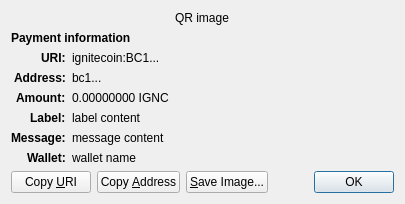
The window that src/qt/forms/receiverequestdialog.ui (vtsxking/ignitecoin) describes before a commit, drawn with Qt 5.
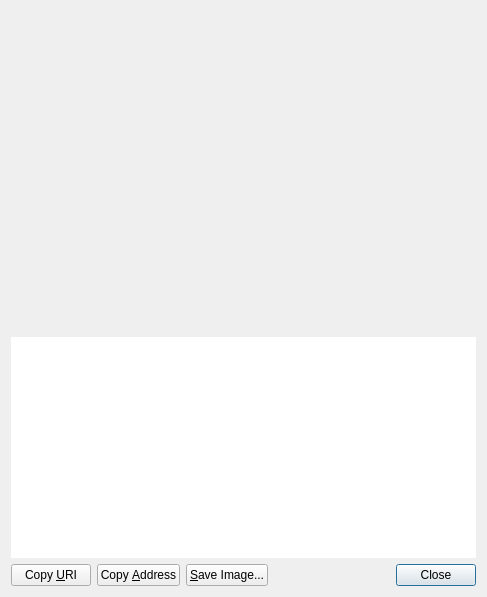
The same window after the commit. Custom widgets are drawn as their Qt base class.

The edit to the form file:
```diff
--- a/src/qt/forms/receiverequestdialog.ui
+++ b/src/qt/forms/receiverequestdialog.ui
@@ -6,70 +6,34 @@
    <rect>
     <x>0</x>
     <y>0</y>
-    <width>413</width>
-    <height>229</height>
+    <width>487</width>
+    <height>597</height>
    </rect>
   </property>
-  <property name="windowTitle">
-   <string>Request payment to ...</string>
-  </property>
-  <layout class="QGridLayout" name="gridLayout" columnstretch="0,1">
-   <property name="sizeConstraint">
-    <enum>QLayout::SetFixedSize</enum>
-   </property>
-   <item row="0" column="0" colspan="2" alignment="Qt::AlignHCenter">
-    <widget class="QRImageWidget" name="qr_code">
-     <property name="text">
-      <string notr="true">QR image</string>
+  <layout class="QVBoxLayout" name="verticalLayout_3">
+   <item>
+    <widget class="QRImageWidget" name="lblQRCode">
+     <property name="sizePolicy">
+      <sizepolicy hsizetype="Expanding" vsizetype="Fixed">
+       <horstretch>0</horstretch>
+       <verstretch>0</verstretch>
+      </sizepolicy>
      </property>
-     <property name="textInteractionFlags">
-      <set>Qt::NoTextInteraction</set>
+     <property name="minimumSize">
+      <size>
+       <width>300</width>
+       <height>320</height>
+      </size>
      </property>
-    </widget>
-   </item>
-   <item row="1" column="0" colspan="2">
-    <widget class="QLabel" name="payment_header">
-     <property name="font">
-      <font>
-       <weight>75</weight>
-       <bold>true</bold>
-      </font>
+     <property name="toolTip">
+      <string>QR Code</string>
      </property>
-     <property name="text">
-      <string>Payment information</string>
-     </property>
-     <property name="textInteractionFlags">
-      <set>Qt::NoTextInteraction</set>
-     </property>
-    </widget>
-   </item>
-   <item row="2" column="0" alignment="Qt::AlignRight|Qt::AlignTop">
-    <widget class="QLabel" name="uri_tag">
-     <property name="font">
-      <font>
-       <weight>75</weight>
-       <bold>true</bold>
-      </font>
-     </property>
-     <property name="text">
-      <string notr="true">URI:</string>
-     </property>
      <property name="textFormat">
       <enum>Qt::PlainText</enum>
      </property>
-     <property name="textInteractionFlags">
-      <set>Qt::NoTextInteraction</set>
+     <property name="alignment">
+      <set>Qt::AlignCenter</set>
      </property>
-    </widget>
-   </item>
-   <item row="2" column="1" alignment="Qt::AlignTop">
-    <widget class="QLabel" name="uri_content">
-     <property name="text">
-      <string notr="true">ignitecoin:BC1...</string>
-     </property>
-     <property name="textFormat">
-      <enum>Qt::RichText</enum>
-     </property>
      <property name="wordWrap">
       <bool>true</bool>
      </property>
@@ -78,89 +42,27 @@
      </property>
     </widget>
    </item>
-   <item row="3" column="0" alignment="Qt::AlignRight|Qt::AlignTop">
-    <widget class="QLabel" name="address_tag">
-     <property name="font">
-      <font>
-       <weight>75</weight>
-       <bold>true</bold>
-      </font>
+   <item>
+    <widget class="QTextEdit" name="outUri">
+     <property name="sizePolicy">
+      <sizepolicy hsizetype="Expanding" vsizetype="Expanding">
+       <horstretch>0</horstretch>
+       <verstretch>0</verstretch>
+      </sizepolicy>
      </property>
-     <property name="text">
-      <string>Address:</string>
+     <property name="minimumSize">
+      <size>
+       <width>0</width>
+       <height>50</height>
+      </size>
      </property>
-     <property name="textInteractionFlags">
-      <set>Qt::NoTextInteraction</set>
+     <property name="frameShape">
+      <enum>QFrame::NoFrame</enum>
      </property>
-    </widget>
-   </item>
-   <item row="3" column="1" alignment="Qt::AlignTop">
-    <widget class="QLabel" name="address_content">
-     <property name="text">
-      <string notr="true">bc1...</string>
+     <property name="frameShadow">
+      <enum>QFrame::Plain</enum>
      </property>
-     <property name="textFormat">
-      <enum>Qt::PlainText</enum>
-     </property>
-     <property name="textInteractionFlags">
-      <set>Qt::TextSelectableByMouse</set>
-     </property>
-    </widget>
-   </item>
-   <item row="4" column="0" alignment="Qt::AlignRight|Qt::AlignTop">
-    <widget class="QLabel" name="amount_tag">
-     <property name="font">
-      <font>
-       <weight>75</weight>
-       <bold>true</bold>
-      </font>
-     </property>
-     <property name="text">
-      <string>Amount:</string>
-     </property>
-     <property name="textInteractionFlags">
-      <set>Qt::NoTextInteraction</set>
-     </property>
-    </widget>
-   </item>
-   <item row="4" column="1" alignment="Qt::AlignTop">
-    <widget class="QLabel" name="amount_content">
-     <property name="text">
-      <string notr="true">0.00000000 IGNC</string>
-     </property>
-     <property name="textFormat">
-      <enum>Qt::PlainText</enum>
-     </property>
-     <property name="textInteractionFlags">
-      <set>Qt::TextSelectableByMouse</set>
-     </property>
-    </widget>
-   </item>
-   <item row="5" column="0" alignment="Qt::AlignRight|Qt::AlignTop">
-    <widget class="QLabel" name="label_tag">
-     <property name="font">
-      <font>
-       <weight>75</weight>
-       <bold>true</bold>
-      </font>
-     </property>
-     <property name="text">
-      <string>Label:</string>
-     </property>
-     <property name="textInteractionFlags">
-      <set>Qt::NoTextInteraction</set>
-     </property>
-    </widget>
-   </item>
-   <item row="5" column="1" alignment="Qt::AlignTop">
-    <widget class="QLabel" name="label_content">
-     <property name="text">
-      <string notr="true">label content</string>
-     </property>
-     <property name="textFormat">
-      <enum>Qt::PlainText</enum>
-     </property>
-     <property name="wordWrap">
+     <property name="tabChangesFocus">
       <bool>true</bool>
      </property>
      <property name="textInteractionFlags">
@@ -168,71 +70,7 @@
      </property>
     </widget>
    </item>
-   <item row="6" column="0" alignment="Qt::AlignRight|Qt::AlignTop">
-    <widget class="QLabel" name="message_tag">
-     <property name="font">
-      <font>
-       <weight>75</weight>
-       <bold>true</bold>
-      </font>
-     </property>
-     <property name="text">
-      <string>Message:</string>
-     </property>
-     <property name="textInteractionFlags">
-      <set>Qt::NoTextInteraction</set>
-     </property>
-    </widget>
-   </item>
-   <item row="6" column="1" alignment="Qt::AlignTop">
-    <widget class="QLabel" name="message_content">
-     <property name="text">
-      <string notr="true">message content</string>
-     </property>
-     <property name="textFormat">
-      <enum>Qt::PlainText</enum>
-     </property>
-     <property name="wordWrap">
-      <bool>true</bool>
-     </property>
-     <property name="textInteractionFlags">
-      <set>Qt::TextSelectableByMouse</set>
-     </property>
-    </widget>
-   </item>
-   <item row="7" column="0" alignment="Qt::AlignRight|Qt::AlignTop">
-    <widget class="QLabel" name="wallet_tag">
-     <property name="font">
-      <font>
-       <weight>75</weight>
-       <bold>true</bold>
-      </font>
-     </property>
-     <property name="text">
-      <string>Wallet:</string>
-     </property>
-     <property name="textInteractionFlags">
-      <set>Qt::NoTextInteraction</set>
-     </property>
-    </widget>
-   </item>
-   <item row="7" column="1" alignment="Qt::AlignTop">
-    <widget class="QLabel" name="wallet_content">
-     <property name="text">
-      <string notr="true">wallet name</string>
-     </property>
-     <property name="textFormat">
-      <enum>Qt::PlainText</enum>
-     </property>
-     <property name="wordWrap">
-      <bool>true</bool>
-     </property>
-     <property name="textInteractionFlags">
-      <set>Qt::TextSelectableByMouse</set>
-     </property>
-    </widget>
-   </item>
-   <item row="8" column="0" colspan="2">
+   <item>
     <layout class="QHBoxLayout" name="horizontalLayout">
      <item>
       <widget class="QPushButton" name="btnCopyURI">
@@ -283,7 +121,7 @@
         <enum>Qt::StrongFocus</enum>
        </property>
        <property name="standardButtons">
-        <set>QDialogButtonBox::Ok</set>
+        <set>QDialogButtonBox::Close</set>
        </property>
       </widget>
      </item>
```
Left out of the diff: 40 changed lines with no effect on the pictures.
